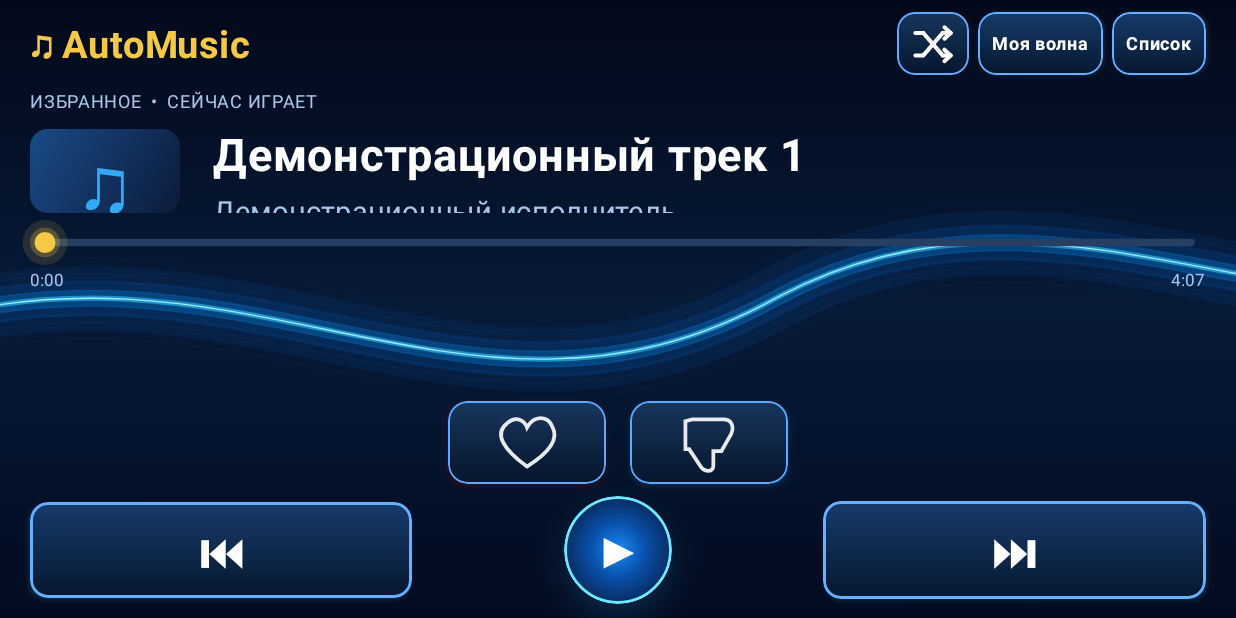
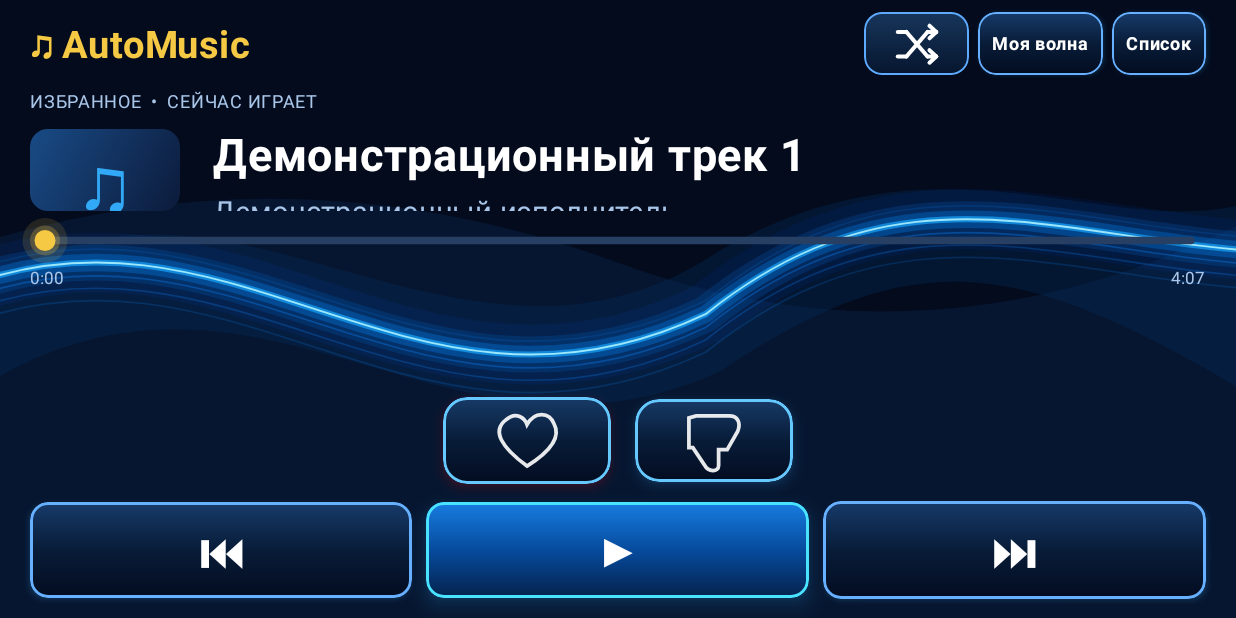
Before and after one commit to Rovert-Magadan/AutoMusic, an Android app built with Jetpack Compose: the screen it shows after launch (MainActivity), on a phone screen of 824 x 412 dp (held sideways). Run offline under Robolectric (Android 15) with nearby library versions, the phone set to English and light mode, and no system bars.

Commit message:
AutoMusic v0.6 use packaged wave artwork and refine controls and shuffle spacing

```diff
--- a/app/src/main/java/ru/automusic/app/MainActivity.kt
+++ b/app/src/main/java/ru/automusic/app/MainActivity.kt
@@ -4,6 +4,9 @@ import android.os.Bundle
 import androidx.activity.ComponentActivity
 import androidx.activity.compose.setContent
 import androidx.compose.foundation.Canvas
+import androidx.compose.foundation.Image
+import androidx.compose.ui.res.painterResource
+import androidx.compose.ui.layout.ContentScale
 import androidx.compose.foundation.border
 import androidx.compose.foundation.background
 import androidx.compose.foundation.clickable
@@ -80,12 +83,13 @@ private fun AutoMusicScreen() {
     BoxWithConstraints(Modifier.fillMaxSize().background(navy)) {
         val narrow = maxWidth < 720.dp
         val short = maxHeight < 430.dp
-        WaveBackground()
+        Image(painter = painterResource(R.drawable.automusic_wave), contentDescription = null, modifier = Modifier.fillMaxSize(), contentScale = ContentScale.FillBounds)
         val gap = if (short) 6.dp else 12.dp
         Column(Modifier.fillMaxSize().padding(horizontal = if (narrow) 10.dp else 20.dp, vertical = if (short) 8.dp else 18.dp), verticalArrangement = Arrangement.spacedBy(gap)) {
             Row(Modifier.fillMaxWidth(), verticalAlignment = Alignment.CenterVertically, horizontalArrangement = Arrangement.SpaceBetween) {
                 Text("♫ AutoMusic", color = yellow, fontWeight = FontWeight.Bold, fontSize = if (narrow) 18.sp else 25.sp)
                 Row(horizontalArrangement = Arrangement.spacedBy(6.dp)) {
+                    Spacer(Modifier.width(if (narrow) 48.dp else 64.dp))
                     ShuffleButton(shuffle, { shuffle = !shuffle })
                     Control(if (source == "Избранное") "Моя волна" else "Избранное", { source = if (source == "Избранное") "Моя волна" else "Избранное"; index = 0; seconds = 0 }, height = 42.dp, small = true)
                     Control(if (showList) "Плеер" else "Список", { showList = !showList }, height = 42.dp, small = true)
@@ -132,13 +136,13 @@ private fun AutoMusicScreen() {
                 }
                 Spacer(Modifier.weight(1f, fill = true))
                 Row(Modifier.fillMaxWidth(), horizontalArrangement = Arrangement.Center, verticalAlignment = Alignment.CenterVertically) {
-                    Box(Modifier.width(if (short) 105.dp else 135.dp)) { SymbolButton(true, liked, { liked = !liked; if (liked) disliked = false }, if (short) 55.dp else 68.dp) }
+                    Box(Modifier.width(if (short) 112.dp else 150.dp)) { SymbolButton(true, liked, { liked = !liked; if (liked) disliked = false }, if (short) 58.dp else 72.dp) }
                     Spacer(Modifier.width(if (short) 16.dp else 30.dp))
                     Box(Modifier.width(if (short) 105.dp else 135.dp)) { SymbolButton(false, disliked, { disliked = !disliked; if (disliked) liked = false }, if (short) 55.dp else 68.dp) }
                 }
                 Row(Modifier.fillMaxWidth().height(if (short) 75.dp else 100.dp), horizontalArrangement = Arrangement.spacedBy(9.dp), verticalAlignment = Alignment.CenterVertically) {
                     Box(Modifier.weight(1f)) { Control("⏮", { index = (index + tracks.size - 1) % tracks.size; seconds = 0 }, full = true, height = if (short) 64.dp else 76.dp, fontSize = 30) }
-                    Box(Modifier.weight(1f)) { PlayButton(playing, { playing = !playing }, if (short) 72.dp else 94.dp) }
+                    Box(Modifier.weight(1f)) { Control(if (playing) "Ⅱ" else "▶", { playing = !playing }, full = true, accent = true, height = if (short) 64.dp else 76.dp, fontSize = 30) }
                     Box(Modifier.weight(1f)) { Control("⏭", { index = (index + 1) % tracks.size; seconds = 0 }, full = true, height = if (short) 65.dp else 76.dp, fontSize = 30) }
                 }
             }
@@ -148,32 +152,6 @@ private fun AutoMusicScreen() {
 }
 
 private fun time(seconds: Int) = "%d:%02d".format(seconds / 60, seconds % 60)
-
-@Composable
-private fun WaveBackground() {
-    Canvas(Modifier.fillMaxSize()) {
-        drawRect(brush = Brush.verticalGradient(listOf(Color(0xFF03091A), Color(0xFF071A38), Color(0xFF020B20))))
-        val w = size.width
-        val h = size.height
-        // S-shaped electric ribbon: a luminous core with progressively softer glows.
-        fun wave(offset: Float): Path = Path().apply {
-            moveTo(-w * .08f, h * .53f + offset)
-            cubicTo(w * .20f, h * .35f + offset, w * .38f, h * .76f + offset, w * .63f, h * .48f + offset)
-            cubicTo(w * .80f, h * .30f + offset, w * .95f, h * .45f + offset, w * 1.10f, h * .47f + offset)
-        }
-        val core = wave(0f)
-        drawPath(core, Color(0xFF047FFF).copy(alpha = .07f), style = Stroke(42.dp.toPx(), cap = StrokeCap.Round))
-        drawPath(core, Color(0xFF047FFF).copy(alpha = .11f), style = Stroke(24.dp.toPx(), cap = StrokeCap.Round))
-        drawPath(core, Color(0xFF009BFF).copy(alpha = .24f), style = Stroke(11.dp.toPx(), cap = StrokeCap.Round))
-        drawPath(core, Color(0xFF35C7FF).copy(alpha = .58f), style = Stroke(3.5.dp.toPx(), cap = StrokeCap.Round))
-        drawPath(core, Color(0xFFACF5FF).copy(alpha = .9f), style = Stroke(.9.dp.toPx(), cap = StrokeCap.Round))
-        for (i in 1..5) {
-            val shift = i * h * .013f
-            drawPath(wave(shift), Color(0xFF078CFF).copy(alpha = .14f / i), style = Stroke(1.1.dp.toPx()))
-            drawPath(wave(-shift), Color(0xFF078CFF).copy(alpha = .12f / i), style = Stroke(1.1.dp.toPx()))
-        }
-    }
-}
 
 @Composable
 private fun ProgressSeek(seconds: Int, onSeek: (Int) -> Unit) {
@@ -204,14 +182,14 @@ private fun ProgressSeek(seconds: Int, onSeek: (Int) -> Unit) {
 @Composable
 private fun ShuffleButton(active: Boolean, onClick: () -> Unit) {
     Box(
-        Modifier.size(width = 48.dp, height = 42.dp)
+        Modifier.size(width = 70.dp, height = 42.dp)
             .clip(RoundedCornerShape(12.dp))
             .background(Brush.verticalGradient(listOf(Color(0xFF17365C), Color(0xFF06152D))))
             .border(1.dp, if (active) Color(0xFF6DE6FF) else Color(0xFF5DAAFF), RoundedCornerShape(12.dp))
             .clickable(onClick = onClick),
         contentAlignment = Alignment.Center
     ) {
-        Canvas(Modifier.size(29.dp)) {
+        Canvas(Modifier.size(32.dp)) {
             val c = if (active) Color(0xFF4BD9FF) else Color.White
             val sw = 2.7.dp.toPx()
             val w = size.width
@@ -232,23 +210,6 @@ private fun ShuffleButton(active: Boolean, onClick: () -> Unit) {
 }
 
 @Composable
-private fun PlayButton(playing: Boolean, onClick: () -> Unit, diameter: Dp) {
-    Box(Modifier.fillMaxWidth(), contentAlignment = Alignment.Center) {
-        Box(
-            Modifier.size(diameter)
-                .shadow(13.dp, CircleShape, ambientColor = blue, spotColor = blue)
-                .clip(CircleShape)
-                .background(Brush.radialGradient(listOf(Color(0xFF188BF4), Color(0xFF0951AB), Color(0xFF082B60))))
-                .border(2.dp, Color(0xFF6CE9FF), CircleShape)
-                .clickable(onClick = onClick),
-            contentAlignment = Alignment.Center
-        ) {
-            Text(if (playing) "Ⅱ" else "▶", color = Color.White, fontSize = 32.sp, fontWeight = FontWeight.Bold)
-        }
-    }
-}
-
-@Composable
 private fun Cover(size: Dp) {
     Box(Modifier.size(size).background(Brush.linearGradient(listOf(Color(0xFF194B86), Color(0xFF0C1B3B))), RoundedCornerShape(12.dp)), contentAlignment = Alignment.Center) {
         Text("♫", color = blue, fontSize = (size.value * 0.52f).sp)
@@ -257,8 +218,8 @@ private fun Cover(size: Dp) {
 
 @Composable
 private fun SymbolButton(heart: Boolean, active: Boolean, onClick: () -> Unit, height: Dp) {
-    Box(Modifier.fillMaxWidth().height(height).shadow(if (active) 8.dp else 3.dp, RoundedCornerShape(13.dp), ambientColor = if (heart) Color.Red else blue, spotColor = if (heart) Color.Red else blue).clip(RoundedCornerShape(13.dp)).background(Brush.verticalGradient(listOf(Color(0xFF18365D), Color(0xFF06152C)))).border(1.3.dp, if (active) (if (heart) Color(0xFFFF4057) else blue) else Color(0xFF5AABFF), RoundedCornerShape(13.dp)).clickable(onClick = onClick), contentAlignment = Alignment.Center) {
-        Canvas(Modifier.size(41.dp)) {
+    Box(Modifier.fillMaxWidth().height(height).shadow(if (active) 11.dp else 5.dp, RoundedCornerShape(16.dp), ambientColor = if (heart) Color.Red else blue, spotColor = if (heart) Color.Red else blue).clip(RoundedCornerShape(16.dp)).background(Brush.verticalGradient(listOf(Color(0xFF173B68), Color(0xFF081C38), Color(0xFF030C20)))).border(1.5.dp, if (active) (if (heart) Color(0xFFFF5C6A) else Color(0xFF35B9FF)) else Color(0xFF65C9FF), RoundedCornerShape(16.dp)).clickable(onClick = onClick), contentAlignment = Alignment.Center) {
+        Canvas(Modifier.size(44.dp)) {
             val w = size.width
             val h = size.height
             val path = Path()
@@ -290,7 +251,7 @@ private fun SymbolButton(heart: Boolean, active: Boolean, onClick: () -> Unit, h
 
 @Composable
 private fun Control(label: String, onClick: () -> Unit, full: Boolean = false, accent: Boolean = false, small: Boolean = false, height: Dp = 58.dp, fontSize: Int = 15) {
-    Box(Modifier.then(if (full) Modifier.fillMaxWidth() else Modifier).height(height).shadow(if (accent) 8.dp else 2.dp, RoundedCornerShape(12.dp), ambientColor = blue, spotColor = blue).clip(RoundedCornerShape(12.dp)).background(if (accent) Brush.verticalGradient(listOf(Color(0xFF1479D7), Color(0xFF06316D))) else Brush.verticalGradient(listOf(Color(0xFF173B6B), Color(0xFF06172F)))).border(if (small) 1.dp else 1.4.dp, if (accent) Color(0xFF4AE3FF) else Color(0xFF67AFFF), RoundedCornerShape(12.dp)).clickable(onClick = onClick).padding(horizontal = if (small) 9.dp else 12.dp), contentAlignment = Alignment.Center) {
+    Box(Modifier.then(if (full) Modifier.fillMaxWidth() else Modifier).height(height).shadow(if (accent) 8.dp else 2.dp, RoundedCornerShape(12.dp), ambientColor = blue, spotColor = blue).clip(RoundedCornerShape(12.dp)).background(if (accent) Brush.verticalGradient(listOf(Color(0xFF187DE2), Color(0xFF064B9D), Color(0xFF05224D))) else Brush.verticalGradient(listOf(Color(0xFF173B6B), Color(0xFF081C38), Color(0xFF030C20)))).border(if (small) 1.dp else 1.4.dp, if (accent) Color(0xFF4AE3FF) else Color(0xFF67AFFF), RoundedCornerShape(12.dp)).clickable(onClick = onClick).padding(horizontal = if (small) 9.dp else 12.dp), contentAlignment = Alignment.Center) {
         Text(label, color = Color.White, fontSize = if (small) 12.sp else fontSize.sp, fontWeight = FontWeight.Bold, maxLines = 1)
     }
 }
```
